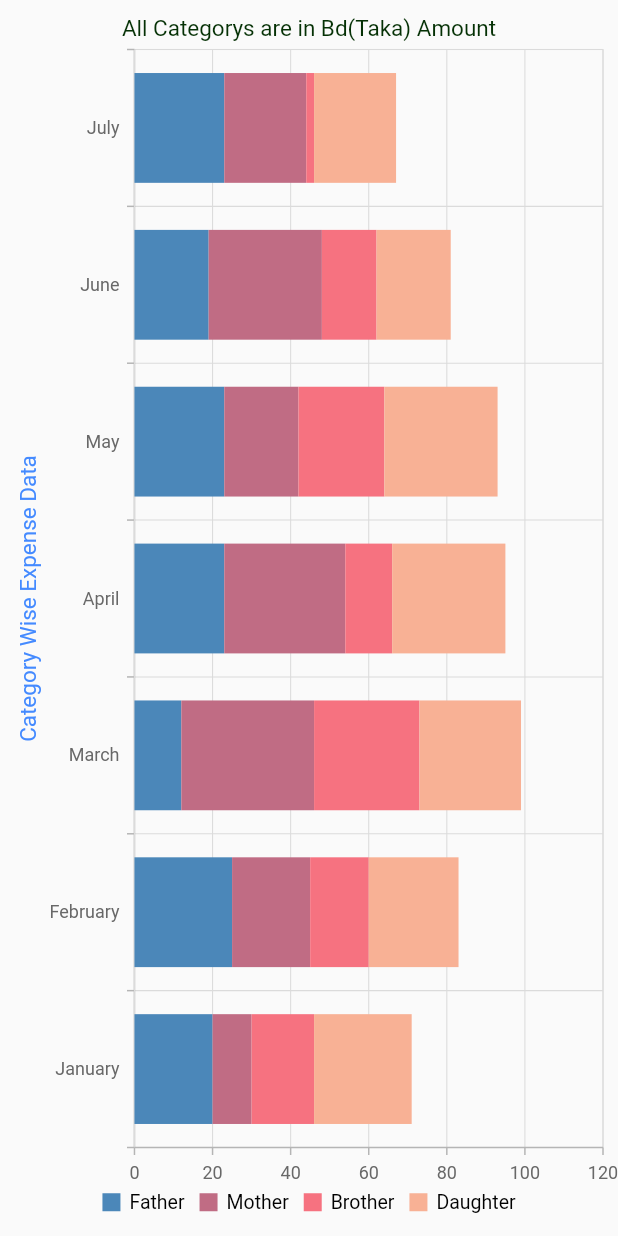
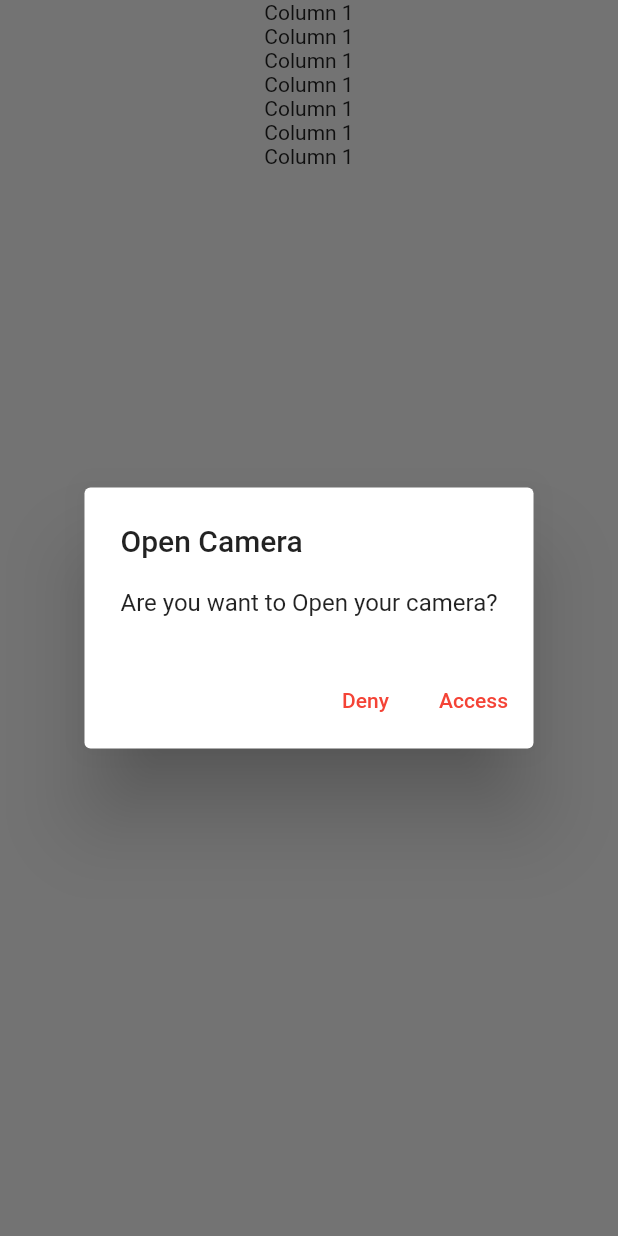
Before and after one commit to tahmina-bristy-b2/GraphYouTubePractice, a Flutter app: the HomePage screen opened directly, after a tap on "Stacked Bar Chart", on a phone screen of 412 x 824 dp. Run offline on Flutter 3.47's test engine with Material 2 defaults, Android fonts, the phone set to English and light mode, and no system bars; our stand-ins replace dio, file_picker, firebase_core, firebase_storage, fl_chart, gallery_saver and 3 more; missing offline and left inert: whatsapp_unilink; accounts and stored records are empty.

Commit message:
initial showDialog ox open and language wise text Alignmet set up

```diff
--- a/lib/homepage.dart
+++ b/lib/homepage.dart
@@ -5,6 +5,7 @@ import 'package:graphpractice/multiple_bubble_chart.dart';
 import 'package:graphpractice/multiple_video.dart';
 import 'package:graphpractice/openHighLowCloseChart.dart';
 import 'package:graphpractice/piechart.dart';
+import 'package:graphpractice/showDialogboxscreen.dart';
 import 'package:graphpractice/stcakedBarChart.dart';
 import 'package:graphpractice/youtubeplayer.dart';
 
@@ -23,6 +24,45 @@ class _HomePageState extends State<HomePage> {
         mainAxisAlignment: MainAxisAlignment.center,
         crossAxisAlignment: CrossAxisAlignment.start,
         children: [
+          ElevatedButton(
+            onPressed: () {
+              Navigator.push(
+                  context,
+                  MaterialPageRoute(
+                      builder: (_) => const OpenshowDialogfirstScreen()));
+              showDialog<void>(
+                context: context,
+                barrierDismissible: false,
+                builder: (BuildContext context) {
+                  return AlertDialog(
+                    title: const Text('Open Camera'),
+                    content: SingleChildScrollView(
+                      child: ListBody(
+                        children: const <Widget>[
+                          Text('Are you want to Open your camera?'),
+                        ],
+                      ),
+                    ),
+                    actions: <Widget>[
+                      TextButton(
+                        child: const Text('Deny'),
+                        onPressed: () {
+                          Navigator.of(context).pop();
+                        },
+                      ),
+                      TextButton(
+                        child: const Text('Access'),
+                        onPressed: () {
+                          Navigator.of(context).pop();
+                        },
+                      ),
+                    ],
+                  );
+                },
+              );
+            },
+            child: const Text("Stacked Bar Chart"),
+          ),
           ElevatedButton(
             onPressed: () {
               Navigator.push(context,
--- /dev/null
+++ b/lib/showDialogboxscreen.dart
@@ -0,0 +1,67 @@
+import 'package:flutter/material.dart';
+
+class OpenshowDialogfirstScreen extends StatefulWidget {
+  const OpenshowDialogfirstScreen({super.key});
+
+  @override
+  State<OpenshowDialogfirstScreen> createState() =>
+      _OpenshowDialogfirstScreenState();
+}
+
+class _OpenshowDialogfirstScreenState extends State<OpenshowDialogfirstScreen> {
+  @override
+  Widget build(BuildContext context) {
+    // Future.delayed(Duration.zero, () => _showAlertDialog());
+    //Future.delayed(Duration.zero, () => _showAlertDialog());
+
+    return Scaffold(
+      body: Center(
+        child: Column(
+            mainAxisAlignment: MainAxisAlignment.start,
+            crossAxisAlignment: CrossAxisAlignment.center,
+            children: const [
+              Text("Column 1"),
+              Text("Column 1"),
+              Text("Column 1"),
+              Text("Column 1"),
+              Text("Column 1"),
+              Text("Column 1"),
+              Text("Column 1"),
+            ]),
+      ),
+    );
+  }
+
+  Future<void> _showAlertDialog() async {
+    return showDialog<void>(
+      context: context,
+      barrierDismissible: false,
+      builder: (BuildContext context) {
+        return AlertDialog(
+          title: const Text('Open Camera'),
+          content: SingleChildScrollView(
+            child: ListBody(
+              children: const <Widget>[
+                Text('Are you want to Open your camera?'),
+              ],
+            ),
+          ),
+          actions: <Widget>[
+            TextButton(
+              child: const Text('Deny'),
+              onPressed: () {
+                Navigator.of(context).pop();
+              },
+            ),
+            TextButton(
+              child: const Text('Access'),
+              onPressed: () {
+                Navigator.of(context).pop();
+              },
+            ),
+          ],
+        );
+      },
+    );
+  }
+}
```
Also changed, not shown: lib/animation.dart (+22 -0 lines), lib/fireabseStorage.dart (added, +105 -0 lines), lib/localiozation.dart (added, +43 -0 lines), lib/main.dart (+14 -8 lines), pubspec.yaml (+11 -0 lines), pubspec.lock, 6 other files.
